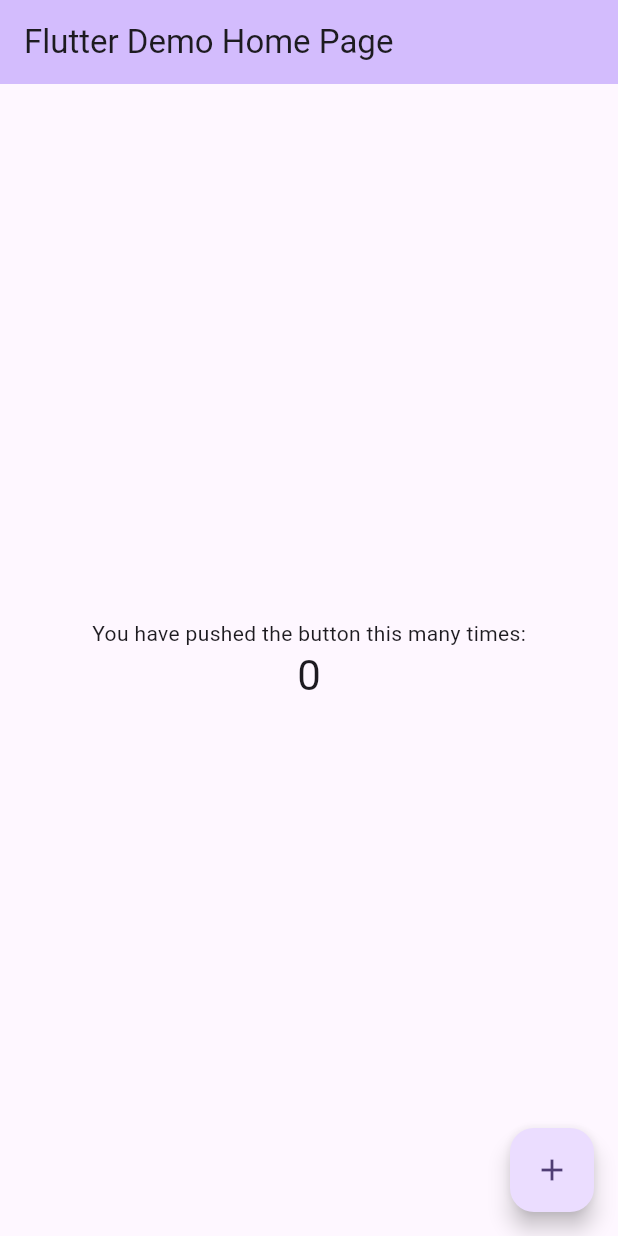
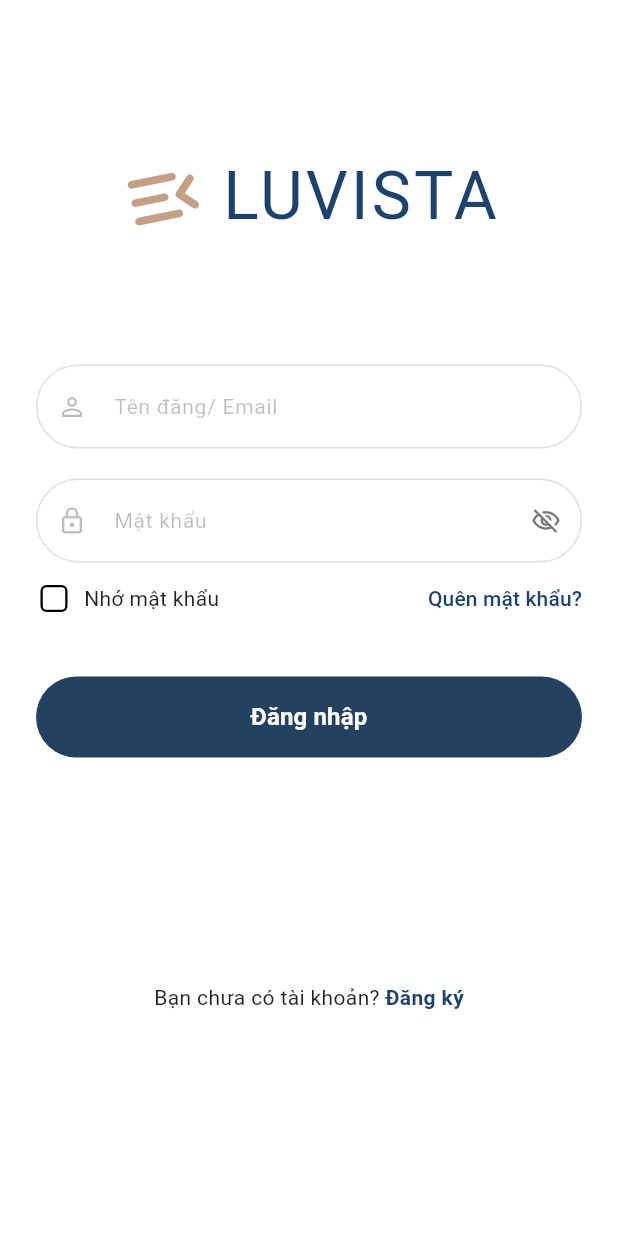
Before and after one commit to DucQuoc298/BKG-001-MA, a Flutter app: the screen it shows after launch, on a phone screen of 412 x 824 dp. Run offline on Flutter 3.47's test engine with Material 3 defaults, Android fonts, the light colour scheme and no system bars; our stand-ins replace flutter_riverpod.

Commit message:
feat: implement login screen, riverpod integration, and theme system
- Initialize project structure following Clean Architecture (feature-first) patterns.
- Add `flutter_riverpod` for state management and theme switching.
- Implement `LoginScreen` with username/password fields, password visibility toggle, and "Remember Me" functionality.
- Create a comprehensive theme system in `lib/core/theme` including light/dark modes, custom colors, and typography.
- Refactor `main.dart` to use `ProviderScope` and move application configuration to `app.dart`.
- Update project documentation (README) with architecture guidelines and setup instructions.
- Modify Android build configuration to support custom build directories via symbolic links.

```diff
--- /dev/null
+++ b/lib/app.dart
@@ -0,0 +1,23 @@
+import 'package:flutter/material.dart';
+import 'package:flutter_riverpod/flutter_riverpod.dart';
+
+import 'core/theme/theme_provider.dart';
+import 'core/theme/app_theme.dart';
+
+import 'features/auth/presentation/pages/login_page.dart';
+class MyApp extends ConsumerWidget {
+  const MyApp({super.key});
+
+  @override
+  Widget build(BuildContext context, WidgetRef ref) {
+    final themeMode = ref.watch(themeModeProvider);
+    return MaterialApp(
+      title: 'Luvista Login',
+      debugShowCheckedModeBanner: false,
+      theme: AppTheme.lightTheme,
+      darkTheme: AppTheme.darkTheme,
+      themeMode: themeMode,
+      home: const LoginScreen(),
+    );
+  }
+}
--- /dev/null
+++ b/lib/core/theme/app_colors.dart
@@ -0,0 +1,26 @@
+import 'package:flutter/material.dart';
+
+class AppColors {
+  AppColors._();
+
+  // Brand colors
+  static const Color primary = Color(0xFF2563EB);
+  static const Color secondary = Color(0xFF10B981);
+  static const Color error = Color(0xFFEF4444);
+  static const Color warning = Color(0xFFF59E0B);
+  static const Color success = Color(0xFF22C55E);
+
+  // Light mode
+  static const Color lightBackground = Color(0xFFF8F9FA);
+  static const Color lightSurface = Color(0xFFFFFFFF);
+  static const Color lightTextPrimary = Color(0xFF111827);
+  static const Color lightTextSecondary = Color(0xFF6B7280);
+  static const Color lightBorder = Color(0xFFE5E7EB);
+
+  // Dark mode
+  static const Color darkBackground = Color(0xFF0F172A);
+  static const Color darkSurface = Color(0xFF1E293B);
+  static const Color darkTextPrimary = Color(0xFFF8FAFC);
+  static const Color darkTextSecondary = Color(0xFFCBD5E1);
+  static const Color darkBorder = Color(0xFF334155);
+}
--- /dev/null
+++ b/lib/core/theme/app_text_styles.dart
@@ -0,0 +1,35 @@
+import 'package:flutter/material.dart';
+
+class AppTextStyles {
+  AppTextStyles._();
+
+  //Heading 1
+  static const TextStyle heading1 = TextStyle(
+    fontSize: 28,
+    fontWeight: FontWeight.bold,
+  );
+
+  //Heading 2
+  static const TextStyle heading2 = TextStyle(
+    fontSize: 22,
+    fontWeight: FontWeight.w700,
+  );
+
+  //Title
+  static const TextStyle title = TextStyle(
+    fontSize: 18,
+    fontWeight: FontWeight.w600,
+  );
+
+  //Body
+  static const TextStyle body = TextStyle(
+    fontSize: 14,
+    fontWeight: FontWeight.w400,
+  );
+
+  //Caption
+  static const TextStyle caption = TextStyle(
+    fontSize: 12,
+    fontWeight: FontWeight.w400,
+  );
+}
--- /dev/null
+++ b/lib/core/theme/app_theme.dart
@@ -0,0 +1,179 @@
+import 'package:flutter/material.dart';
+
+import 'app_colors.dart';
+
+class AppTheme {
+  AppTheme._();
+
+  static ThemeData get lightTheme {
+    final colorScheme = ColorScheme.fromSeed(
+      seedColor: AppColors.primary,
+      brightness: Brightness.light,
+      primary: AppColors.primary,
+      secondary: AppColors.secondary,
+      error: AppColors.error,
+      surface: AppColors.lightSurface,
+    );
+
+    return ThemeData(
+      useMaterial3: true,
+      brightness: Brightness.light,
+      colorScheme: colorScheme,
+      scaffoldBackgroundColor: AppColors.lightBackground,
+      appBarTheme: const AppBarTheme(
+        backgroundColor: AppColors.lightSurface,
+        foregroundColor: AppColors.lightTextPrimary,
+        elevation: 0,
+        centerTitle: true,
+      ),
+      cardTheme: CardThemeData(
+        color: AppColors.lightSurface,
+        elevation: 1,
+        shape: RoundedRectangleBorder(
+          borderRadius: BorderRadius.circular(12),
+        ),
+      ),
+      inputDecorationTheme: InputDecorationTheme(
+        filled: true,
+        fillColor: AppColors.lightSurface,
+        contentPadding: const EdgeInsets.symmetric(
+          horizontal: 16,
+          vertical: 14,
+        ),
+        border: OutlineInputBorder(
+          borderRadius: BorderRadius.circular(10),
+          borderSide: const BorderSide(color: AppColors.lightBorder),
+        ),
+        enabledBorder: OutlineInputBorder(
+          borderRadius: BorderRadius.circular(10),
+          borderSide: const BorderSide(color: AppColors.lightBorder),
+        ),
+        focusedBorder: OutlineInputBorder(
+          borderRadius: BorderRadius.circular(10),
+          borderSide: const BorderSide(
+            color: AppColors.primary,
+            width: 1.5,
+          ),
+        ),
+      ),
+      elevatedButtonTheme: ElevatedButtonThemeData(
+        style: ElevatedButton.styleFrom(
+          backgroundColor: AppColors.primary,
+          foregroundColor: Colors.white,
+          minimumSize: const Size(double.infinity, 48),
+          shape: RoundedRectangleBorder(
+            borderRadius: BorderRadius.circular(10),
+          ),
+        ),
+      ),
+      textTheme: const TextTheme(
+        headlineLarge: TextStyle(
+          fontSize: 28,
+          fontWeight: FontWeight.bold,
+          color: AppColors.lightTextPrimary,
+        ),
+        titleLarge: TextStyle(
+          fontSize: 20,
+          fontWeight: FontWeight.w600,
+          color: AppColors.lightTextPrimary,
+        ),
+        bodyMedium: TextStyle(
+          fontSize: 14,
+          color: AppColors.lightTextPrimary,
+        ),
+        bodySmall: TextStyle(
+          fontSize: 12,
+          color: AppColors.lightTextSecondary,
+        ),
+      ),
+    );
+  }
+  static ThemeData get darkTheme {
+    final colorScheme = ColorScheme.fromSeed(
+      seedColor: AppColors.primary,
+      brightness: Brightness.dark,
+      primary: AppColors.primary,
+      secondary: AppColors.secondary,
+      error: AppColors.error,
+      surface: AppColors.darkSurface,
+    );
+
+    return ThemeData(
+      useMaterial3: true,
+      brightness: Brightness.dark,
+      colorScheme: colorScheme,
+      scaffoldBackgroundColor: AppColors.darkBackground,
+
+      appBarTheme: const AppBarTheme(
+        backgroundColor: AppColors.darkSurface,
+        foregroundColor: AppColors.darkTextPrimary,
+        elevation: 0,
+        centerTitle: true,
+      ),
+
+      cardTheme: CardThemeData(
+        color: AppColors.darkSurface,
+        elevation: 1,
+        shape: RoundedRectangleBorder(
+          borderRadius: BorderRadius.circular(12),
+        ),
+      ),
+
+      inputDecorationTheme: InputDecorationTheme(
+        filled: true,
+        fillColor: AppColors.darkSurface,
+        contentPadding: const EdgeInsets.symmetric(
+          horizontal: 16,
+          vertical: 14,
+        ),
+        border: OutlineInputBorder(
+          borderRadius: BorderRadius.circular(10),
+          borderSide: const BorderSide(color: AppColors.darkBorder),
+        ),
+        enabledBorder: OutlineInputBorder(
+          borderRadius: BorderRadius.circular(10),
+          borderSide: const BorderSide(color: AppColors.darkBorder),
+        ),
+        focusedBorder: OutlineInputBorder(
+          borderRadius: BorderRadius.circular(10),
+          borderSide: const BorderSide(
+            color: AppColors.primary,
+            width: 1.5,
+          ),
+        ),
+      ),
+
+      elevatedButtonTheme: ElevatedButtonThemeData(
+        style: ElevatedButton.styleFrom(
+          backgroundColor: AppColors.primary,
+          foregroundColor: Colors.white,
+          minimumSize: const Size(double.infinity, 48),
+          shape: RoundedRectangleBorder(
+            borderRadius: BorderRadius.circular(10),
+          ),
+        ),
+      ),
+
+      textTheme: const TextTheme(
+        headlineLarge: TextStyle(
+          fontSize: 28,
+          fontWeight: FontWeight.bold,
+          color: AppColors.darkTextPrimary,
+        ),
+        titleLarge: TextStyle(
+          fontSize: 20,
+          fontWeight: FontWeight.w600,
+          color: AppColors.darkTextPrimary,
+        ),
+        bodyMedium: TextStyle(
+          fontSize: 14,
+          color: AppColors.darkTextPrimary,
+        ),
+        bodySmall: TextStyle(
+          fontSize: 12,
+          color: AppColors.darkTextSecondary,
+        ),
+      ),
+    );
+  }
+}
--- /dev/null
+++ b/lib/core/theme/theme_provider.dart
@@ -0,0 +1,30 @@
+import 'package:flutter/material.dart';
+import 'package:flutter_riverpod/flutter_riverpod.dart';
+
+final themeModeProvider = StateNotifierProvider<ThemeModeNotifier, ThemeMode>((ref) {
+  return ThemeModeNotifier();
+});
+
+class ThemeModeNotifier extends StateNotifier<ThemeMode> {
+  ThemeModeNotifier() : super(ThemeMode.system);
+
+  void setSystemMode() {
+    state = ThemeMode.system;
+  }
+
+  void setLightMode() {
+    state = ThemeMode.light;
+  }
+
+  void setDarkMode() {
+    state = ThemeMode.dark;
+  }
+
+  void toggleTheme() {
+    if (state == ThemeMode.dark) {
+      state = ThemeMode.light;
+    } else {
+      state = ThemeMode.dark;
+    }
+  }
+}
--- /dev/null
+++ b/lib/features/auth/presentation/pages/login_page.dart
@@ -0,0 +1,190 @@
+import 'package:flutter/material.dart';
+
+class LoginScreen extends StatefulWidget {
+  const LoginScreen({super.key});
+
+  @override
+  State<LoginScreen> createState() => _LoginScreenState();
+}
+
+class _LoginScreenState extends State<LoginScreen> {
+  bool _rememberMe = false;
+  bool _obscurePassword = true;
+
+  @override
+  Widget build(BuildContext context) {
+    return Scaffold(
+      backgroundColor: Colors.white,
+      body: SafeArea(
+        child: SingleChildScrollView(
+          padding: const EdgeInsets.symmetric(horizontal: 24.0),
+          child: Column(
+            crossAxisAlignment: CrossAxisAlignment.stretch,
+            children: [
+              const SizedBox(height: 100),
+              // Logo placeholder
+              Row(
+                mainAxisAlignment: MainAxisAlignment.center,
+                children: [
+                  // Icon placeholder (resembles the stylized logo in the image)
+                  Stack(
+                    alignment: Alignment.center,
+                    children: [
+                      Transform.rotate(
+                        angle: -0.2,
+                        child: const Icon(Icons.menu_open_rounded, size: 60, color: Color(0xFFC5A087)),
+                      ),
+                    ],
+                  ),
+                  const SizedBox(width: 8),
+                  const Text(
+                    'LUVISTA',
+                    style: TextStyle(
+                      fontSize: 44,
+                      fontWeight: FontWeight.w400,
+                      color: Color(0xFF1D426D),
+                      letterSpacing: 2,
+                    ),
+                  ),
+                ],
+              ),
+              const SizedBox(height: 80),
+              // Username/Email Field
+              TextField(
+                decoration: InputDecoration(
+                  hintText: 'Tên đăng/ Email',
+                  hintStyle: const TextStyle(color: Colors.black26, fontSize: 14),
+                  prefixIcon: const Icon(Icons.person_outline, color: Colors.black26, size: 20),
+                  contentPadding: const EdgeInsets.symmetric(vertical: 16, horizontal: 20),
+                  border: OutlineInputBorder(
+                    borderRadius: BorderRadius.circular(30),
+                    borderSide: const BorderSide(color: Colors.black12),
+                  ),
+                  enabledBorder: OutlineInputBorder(
+                    borderRadius: BorderRadius.circular(30),
+                    borderSide: const BorderSide(color: Colors.black12),
+                  ),
+                ),
+              ),
+              const SizedBox(height: 20),
+              // Password Field
+              TextField(
+                obscureText: _obscurePassword,
+                decoration: InputDecoration(
+                  hintText: 'Mật khẩu',
+                  hintStyle: const TextStyle(color: Colors.black26, fontSize: 14),
+                  prefixIcon: const Icon(Icons.lock_outline, color: Colors.black26, size: 20),
+                  suffixIcon: IconButton(
+                    icon: Icon(
+                      _obscurePassword ? Icons.visibility_off_outlined : Icons.visibility_outlined,
+                      color: Colors.black54,
+                      size: 20,
+                    ),
+                    onPressed: () {
+                      setState(() {
+                        _obscurePassword = !_obscurePassword;
+                      });
+                    },
+                  ),
+                  contentPadding: const EdgeInsets.symmetric(vertical: 16, horizontal: 20),
+                  border: OutlineInputBorder(
+                    borderRadius: BorderRadius.circular(30),
+                    borderSide: const BorderSide(color: Colors.black12),
+                  ),
+                  enabledBorder: OutlineInputBorder(
+                    borderRadius: BorderRadius.circular(30),
+                    borderSide: const BorderSide(color: Colors.black12),
+                  ),
+                ),
+              ),
+              const SizedBox(height: 12),
+              // Remember Me & Forgot Password
+              Row(
+                mainAxisAlignment: MainAxisAlignment.spaceBetween,
+                children: [
+                  Row(
+                    children: [
+                      SizedBox(
+                        height: 24,
+                        width: 24,
+                        child: Checkbox(
+                          value: _rememberMe,
+                          onChanged: (value) {
+                            setState(() {
+                              _rememberMe = value ?? false;
+                            });
+                          },
+                          side: const BorderSide(color: Colors.black, width: 1.5),
+                          shape: RoundedRectangleBorder(
+                            borderRadius: BorderRadius.circular(4),
+                          ),
+                        ),
+                      ),
+                      const SizedBox(width: 8),
+                      const Text(
+                        'Nhớ mật khẩu',
+                        style: TextStyle(fontSize: 14, color: Colors.black87),
+                      ),
+                    ],
+                  ),
+                  TextButton(
+                    onPressed: () {},
+                    style: TextButton.styleFrom(
+                      padding: EdgeInsets.zero,
+                      minimumSize: const Size(0, 0),
+                      tapTargetSize: MaterialTapTargetSize.shrinkWrap,
+                    ),
+                    child: const Text(
+                      'Quên mật khẩu?',
+                      style: TextStyle(color: Color(0xFF1D426D), fontSize: 14),
+                    ),
+                  ),
+                ],
+              ),
+              const SizedBox(height: 40),
+              // Login Button
+              ElevatedButton(
+                onPressed: () {},
+                style: ElevatedButton.styleFrom(
+                  backgroundColor: const Color(0xFF244260),
+                  foregroundColor: Colors.white,
+                  minimumSize: const Size(double.infinity, 54),
+                  shape: RoundedRectangleBorder(
+                    borderRadius: BorderRadius.circular(30),
+                  ),
+                  elevation: 0,
+                ),
+                child: const Text(
+                  'Đăng nhập',
+                  style: TextStyle(fontSize: 16, fontWeight: FontWeight.bold),
+                ),
+              ),
+              const SizedBox(height: 150),
+              // Bottom Text
+              Row(
+                mainAxisAlignment: MainAxisAlignment.center,
+                children: [
+                  const Text(
+                    'Bạn chưa có tài khoản? ',
+                    style: TextStyle(fontSize: 14, color: Colors.black87),
+                  ),
+                  GestureDetector(onDoubleTap: () {},
+                    child: const Text(
+                      'Đăng ký',
+                      style: TextStyle(
+                        fontSize: 14,
+                        color: Color(0xFF1D426D),
+                        fontWeight: FontWeight.bold,
+                      ),
+                    ),
+                  ),
+                ],
+              ),
+              const SizedBox(height: 24),
+            ],
+          ),
+        ),
+      ),
+    );
+  }
+}
--- a/lib/main.dart
+++ b/lib/main.dart
@@ -1,122 +1,11 @@
 import 'package:flutter/material.dart';
-
+import 'app.dart';
+import 'package:flutter_riverpod/flutter_riverpod.dart';
 void main() {
-  runApp(const MyApp());
+  WidgetsFlutterBinding.ensureInitialized();
+  runApp(
+      const ProviderScope(
+          child: MyApp(),
+      ),
+  );
 }
-
-class MyApp extends StatelessWidget {
-  const MyApp({super.key});
-
-  // This widget is the root of your application.
-  @override
-  Widget build(BuildContext context) {
-    return MaterialApp(
-      title: 'Flutter Demo',
-      theme: ThemeData(
-        // This is the theme of your application.
-        //
-        // TRY THIS: Try running your application with "flutter run". You'll see
-        // the application has a purple toolbar. Then, without quitting the app,
-        // try changing the seedColor in the colorScheme below to Colors.green
-        // and then invoke "hot reload" (save your changes or press the "hot
-        // reload" button in a Flutter-supported IDE, or press "r" if you used
-        // the command line to start the app).
-        //
-        // Notice that the counter didn't reset back to zero; the application
-        // state is not lost during the reload. To reset the state, use hot
-        // restart instead.
-        //
-        // This works for code too, not just values: Most code changes can be
-        // tested with just a hot reload.
-        colorScheme: .fromSeed(seedColor: Colors.deepPurple),
-      ),
-      home: const MyHomePage(title: 'Flutter Demo Home Page'),
-    );
-  }
-}
-
-class MyHomePage extends StatefulWidget {
-  const MyHomePage({super.key, required this.title});
-
-  // This widget is the home page of your application. It is stateful, meaning
-  // that it has a State object (defined below) that contains fields that affect
-  // how it looks.
-
-  // This class is the configuration for the state. It holds the values (in this
-  // case the title) provided by the parent (in this case the App widget) and
-  // used by the build method of the State. Fields in a Widget subclass are
-  // always marked "final".
-
-  final String title;
-
-  @override
-  State<MyHomePage> createState() => _MyHomePageState();
-}
-
-class _MyHomePageState extends State<MyHomePage> {
-  int _counter = 0;
-
-  void _incrementCounter() {
-    setState(() {
-      // This call to setState tells the Flutter framework that something has
-      // changed in this State, which causes it to rerun the build method below
-      // so that the display can reflect the updated values. If we changed
-      // _counter without calling setState(), then the build method would not be
-      // called again, and so nothing would appear to happen.
-      _counter++;
-    });
-  }
-
-  @override
-  Widget build(BuildContext context) {
-    // This method is rerun every time setState is called, for instance as done
-    // by the _incrementCounter method above.
-    //
-    // The Flutter framework has been optimized to make rerunning build methods
-    // fast, so that you can just rebuild anything that needs updating rather
-    // than having to individually change instances of widgets.
-    return Scaffold(
-      appBar: AppBar(
-        // TRY THIS: Try changing the color here to a specific color (to
-        // Colors.amber, perhaps?) and trigger a hot reload to see the AppBar
-        // change color while the other colors stay the same.
-        backgroundColor: Theme.of(context).colorScheme.inversePrimary,
-        // Here we take the value from the MyHomePage object that was created by
-        // the App.build method, and use it to set our appbar title.
-        title: Text(widget.title),
-      ),
-      body: Center(
-        // Center is a layout widget. It takes a single child and positions it
-        // in the middle of the parent.
-        child: Column(
-          // Column is also a layout widget. It takes a list of children and
-          // arranges them vertically. By default, it sizes itself to fit its
-          // children horizontally, and tries to be as tall as its parent.
-          //
-          // Column has various properties to control how it sizes itself and
-          // how it positions its children. Here we use mainAxisAlignment to
-          // center the children vertically; the main axis here is the vertical
-          // axis because Columns are vertical (the cross axis would be
-          // horizontal).
-          //
-          // TRY THIS: Invoke "debug painting" (choose the "Toggle Debug Paint"
-          // action in the IDE, or press "p" in the console), to see the
-          // wireframe for each widget.
-          mainAxisAlignment: .center,
-          children: [
-            const Text('You have pushed the button this many times:'),
-            Text(
-              '$_counter',
-              style: Theme.of(context).textTheme.headlineMedium,
-            ),
-          ],
-        ),
-      ),
-      floatingActionButton: FloatingActionButton(
-        onPressed: _incrementCounter,
-        tooltip: 'Increment',
-        child: const Icon(Icons.add),
-      ),
-    );
-  }
-}
--- a/pubspec.yaml
+++ b/pubspec.yaml
@@ -34,7 +34,7 @@ dependencies:
   # The following adds the Cupertino Icons font to your application.
   # Use with the CupertinoIcons class for iOS style icons.
   cupertino_icons: ^1.0.8
-
+  flutter_riverpod: ^2.5.1
 dev_dependencies:
   flutter_test:
     sdk: flutter
```
Also changed, not shown: pubspec.lock, 5 other files.
